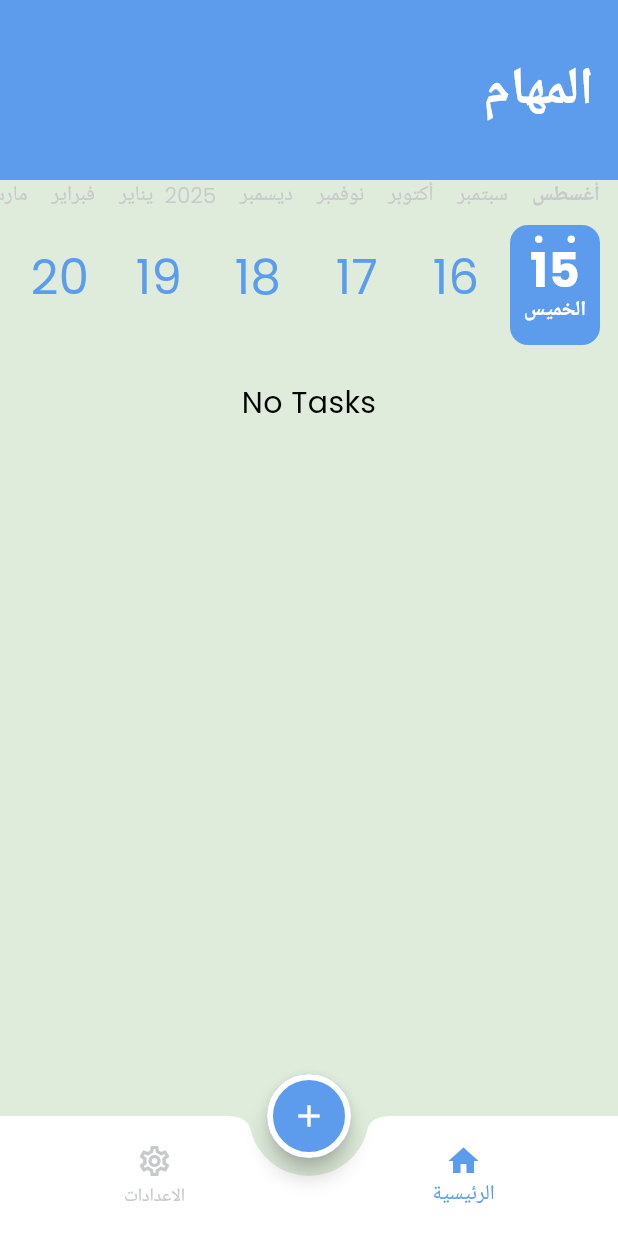
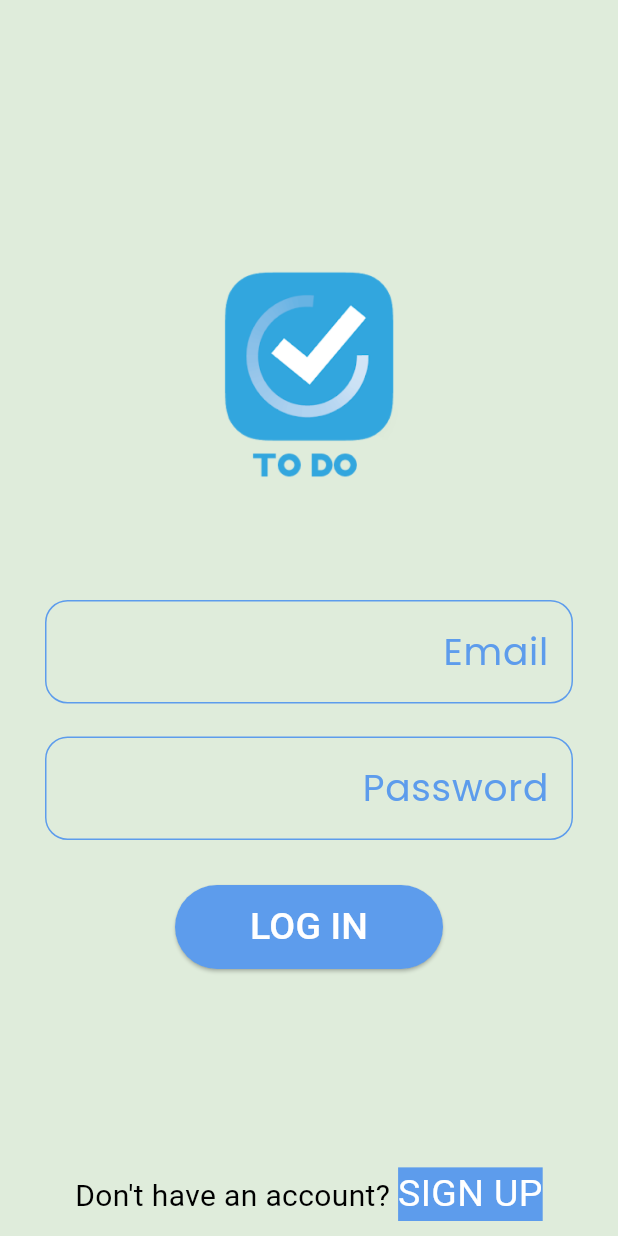
Before and after one commit to alaa-raslan77/ToDo-App, a Flutter app: the screen it shows after launch, on a phone screen of 412 x 824 dp. Run offline on Flutter 3.47's test engine with Material 3 defaults, Android fonts, the phone set to English and light mode, and no system bars; drawn by our look-alikes of calendar_timeline; our stand-ins replace cloud_firestore, easy_localization, firebase_auth, firebase_core, flutter_slidable, google_fonts and 1 more; accounts and stored records are empty.

```diff
--- a/lib/bottom_sheets/add_task.dart
+++ b/lib/bottom_sheets/add_task.dart
@@ -1,4 +1,5 @@
 import 'package:easy_localization/easy_localization.dart';
+import 'package:firebase_auth/firebase_auth.dart';
 import 'package:flutter/material.dart';
 import 'package:provider/provider.dart';
 import 'package:todo_app/app_colors.dart';
@@ -78,6 +79,8 @@ class _AddTaskState extends State<AddTask> {
               ElevatedButton(onPressed: () {
 
                 TaskModel task = TaskModel(
+                  userId:FirebaseAuth.instance.currentUser!.uid ,
+
 
                     title: titleController.text,
                     subTitle: subTitleController.text,
@@ -85,7 +88,6 @@ class _AddTaskState extends State<AddTask> {
                   FirebaseFunctions.addTask(task);
 
                   Navigator.pop(context);
-
 
               },
                 child: Text("add task".tr(),style: TextStyle(color: Colors.white),),
--- a/lib/main.dart
+++ b/lib/main.dart
@@ -13,7 +13,7 @@ void main()async{
     options: DefaultFirebaseOptions.currentPlatform,
   );
   await EasyLocalization.ensureInitialized();
-  await FirebaseFirestore.instance.disableNetwork();
+  await FirebaseFirestore.instance.enableNetwork();
 
   runApp(ChangeNotifierProvider(
       create: (context)=>MyProvider(),
--- a/lib/my_app.dart
+++ b/lib/my_app.dart
@@ -3,6 +3,8 @@ import 'package:flutter/material.dart';
 import 'package:provider/provider.dart';
 import 'package:todo_app/my_theme_data.dart';
 import 'package:todo_app/providers/my_provider.dart';
+import 'package:todo_app/register/log_in.dart';
+import 'package:todo_app/register/sign_up.dart';
 import 'package:todo_app/tabs/edit_tab.dart';
 import 'home_screen.dart';
 
@@ -22,10 +24,12 @@ class MyApp extends StatelessWidget {
       theme: MyThemeData.lightTheme,
       darkTheme: MyThemeData.darkTheme,
       themeMode: pro.appTheme,
-      initialRoute: HomeScreen.routeName,
+      initialRoute:LogIn.routeName,
       routes: {
         HomeScreen.routeName:(context)=>HomeScreen(),
         EditTab.routeName:(context)=>EditTab(),
+        LogIn.routeName:(context)=>LogIn(),
+        SignUp.routeName:(context)=>SignUp(),
 
       },
     );
--- /dev/null
+++ b/lib/register/log_in.dart
@@ -0,0 +1,130 @@
+import 'package:flutter/material.dart';
+import 'package:provider/provider.dart';
+import 'package:todo_app/app_colors.dart';
+import 'package:todo_app/firebase_functions.dart';
+import 'package:todo_app/home_screen.dart';
+import 'package:todo_app/register/sign_up.dart';
+import 'package:todo_app/register/text_input_form.dart';
+import '../providers/my_provider.dart';
+
+class LogIn extends StatefulWidget {
+  static const String routeName = "logIn";
+
+   LogIn({super.key});
+
+  @override
+  State<LogIn> createState() => _LogInState();
+}
+
+class _LogInState extends State<LogIn> {
+
+  var emailController =TextEditingController();
+
+  var passwordController =TextEditingController();
+
+  @override
+  Widget build(BuildContext context) {
+    var pro =Provider.of<MyProvider>(context);
+
+    return Scaffold(
+      backgroundColor:
+      pro.appTheme==ThemeMode.dark?
+          AppColors.secondaryDark
+      :
+      AppColors.secondary,
+      body:
+      SingleChildScrollView(
+        child: Column(
+          children: [
+            Center(child: Padding(
+              padding: const EdgeInsets.only(top: 100,),
+              child: Image.asset(
+                pro.appTheme==ThemeMode.dark?
+                "assets/images/splash_dark.png"
+                    :
+                "assets/images/splash_light.png",
+                width: 250,height: 300,),
+            )),
+            TextInputForm(controller:emailController ,hint:"Email" ,
+              keyType:TextInputType.emailAddress ,isObscure: false,
+            ),
+            SizedBox(height: 22,),
+            TextInputForm(controller:passwordController ,hint:"Password" ,
+              keyType:TextInputType.text ,
+              isObscure: true,
+            ),
+            SizedBox(height: 30,),
+            Row(
+              mainAxisAlignment: MainAxisAlignment.center,
+              children: [
+              ElevatedButton(onPressed: () {
+                FirebaseFunctions.login(emailController.text, passwordController.text,
+                onSuccess: (){
+                  Navigator.pushNamedAndRemoveUntil(
+                    context, HomeScreen.routeName, (route) => false,);
+                },
+                onError: (error){
+                  showDialog(context: context, builder:
+                      (context) => AlertDialog(
+                    backgroundColor:
+                    pro.appTheme==ThemeMode.dark?
+                    AppColors.secondaryDark:AppColors.secondary,
+                    title: Text("Error",style: TextStyle(
+                        color: pro.appTheme==ThemeMode.dark?
+                        Colors.white
+                            :
+                        AppColors.primary,
+                        fontSize: 40,fontWeight: FontWeight.w700),),
+                    content: Text(error),
+                    actions: [
+                      ElevatedButton(onPressed: () {
+                        Navigator.pop(context);
+
+                      },style: ElevatedButton.styleFrom(
+                          backgroundColor:
+                          pro.appTheme==ThemeMode.dark?
+                          AppColors.primaryDark
+                              :
+                          AppColors.primary),
+                          child: Text("Okay",style: TextStyle(
+                              color:
+                              pro.appTheme==ThemeMode.dark?
+                              AppColors.secondaryDark:
+                              AppColors.secondary,fontSize: 20),)
+                      )
+
+                    ],
+                  ),);
+
+                });
+
+              }, style: ElevatedButton.styleFrom(
+                 padding: EdgeInsets.symmetric(horizontal: 50,vertical: 10)),
+                 child: Text("LOG IN",style: TextStyle(color: Colors.white,fontSize: 25),))
+            ],)
+          ],
+        ),
+      ),
+      bottomNavigationBar: Padding(
+        padding: const EdgeInsets.only(bottom: 10),
+        child: GestureDetector(
+          onTap: () {
+            Navigator.pushNamed(context, SignUp.routeName);
+          },
+          child: Text.rich(
+              textAlign: TextAlign.center,
+              TextSpan(children: [
+            TextSpan(text: "Don't have an account? ",style:
+            TextStyle(fontSize: 20)),
+            TextSpan( text: "SIGN UP",style: TextStyle(fontSize: 25,color: Colors.white,
+                backgroundColor:
+                pro.appTheme==ThemeMode.dark?
+                AppColors.primaryDark
+                    :
+                AppColors.primary))
+          ])),
+        ),
+      ),
+    );
+  }
+}
--- /dev/null
+++ b/lib/register/text_input_form.dart
@@ -0,0 +1,41 @@
+import 'package:flutter/material.dart';
+import 'package:provider/provider.dart';
+import '../app_colors.dart';
+import '../providers/my_provider.dart';
+
+class TextInputForm extends StatelessWidget {
+  var controller ;
+  String hint;
+  TextInputType keyType;
+  bool isObscure;
+
+  TextInputForm({super.key,required this.controller,required this.hint, required this.keyType, required this.isObscure});
+
+
+  @override
+  Widget build(BuildContext context) {
+    var pro =Provider.of<MyProvider>(context);
+
+    return Padding(
+      padding: const EdgeInsets.symmetric(horizontal: 30),
+      child: TextFormField(
+        obscureText: isObscure,
+        keyboardType: keyType,
+        controller: controller,
+        decoration: InputDecoration(
+            hintText: hint,
+            hintStyle: TextStyle(
+                fontSize: 25,
+                color:
+                pro.appTheme==ThemeMode.dark?
+                    AppColors.primaryDark
+                :
+                AppColors.primary
+            ),
+            border: OutlineInputBorder(
+                borderRadius: BorderRadius.all(Radius.circular(15))
+            )
+        ),),
+    );
+  }
+}
--- a/lib/task_model.dart
+++ b/lib/task_model.dart
@@ -4,20 +4,23 @@ class TaskModel {
   String id;
   bool isDone;
   int date;
+  String userId;
 
   TaskModel({
     required this.title,
     required this.subTitle,
     this.id = "",
     this.isDone=false,
-    required this.date});
+    required this.date,
+  required this.userId});
 
   TaskModel.fromJson(Map<String,dynamic> json):this(
       title:json['title'] ,
       subTitle:json['subTitle'] ,
       date:json['date'],
       id: json['id'],
-      isDone: json['isDone']
+      isDone: json['isDone'],
+    userId: json['id']
   );
 
 
@@ -28,6 +31,7 @@ class TaskModel {
       "date": date,
       "id": id,
       "isDone": isDone,
+      "userId":userId
     };
   }
 }
--- /dev/null
+++ b/lib/user_model.dart
@@ -0,0 +1,33 @@
+class UserModel {
+  String id;
+  String userName;
+  String phone;
+  int age;
+  String email;
+
+  UserModel(
+      { this.id="",
+      required this.userName,
+      required this.phone,
+      required this.age,
+      required this.email});
+
+  UserModel.fromJson(Map<String,dynamic> json):this(
+    id: json['id'],
+    userName: json['userName'],
+    phone: json['phone'],
+    age: json['age'],
+    email: json['email']
+  );
+
+
+  Map<String, dynamic> toJson() {
+    return {
+      "id": id,
+      "userName": userName,
+      "phone": phone,
+      "age": age,
+      "email": email
+    };
+  }
+}
--- a/pubspec.yaml
+++ b/pubspec.yaml
@@ -45,6 +45,7 @@ dependencies:
   flutter_native_splash: ^2.4.1
   firebase_core: ^2.24.2
   cloud_firestore: ^4.14.0
+  firebase_auth: ^4.16.0
 
 dev_dependencies:
   flutter_test:
```
Also changed, not shown: lib/firebase_functions.dart (+61 -1 lines), lib/register/sign_up.dart (added, +164 -0 lines), lib/task_item.dart (+7 -2 lines), pubspec.lock, 1 other file.
